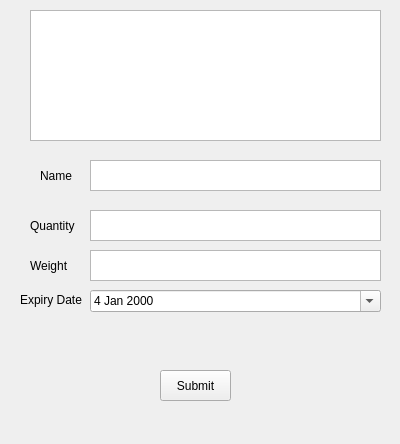
The window that root/UI/driverAdd.ui (seb246810/KryoFridge) describes before a commit, drawn with Qt 5.
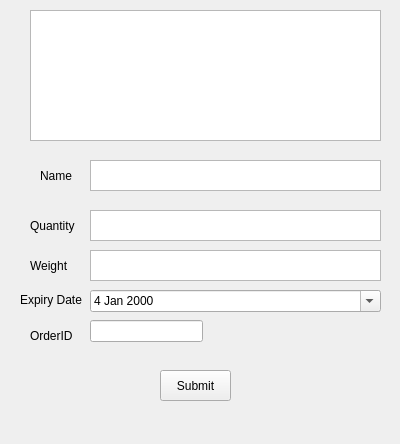
The same window after the commit.

Commit message: Insertion into OrderID in adding items into fridge Insertion into DeliveryID for delivery Driver upon completion of purchase order

The edit to the form file:
```diff
--- a/root/UI/driverAdd.ui
+++ b/root/UI/driverAdd.ui
@@ -155,6 +155,29 @@
     </rect>
    </property>
   </widget>
+  <widget class="QLabel" name="QuantityLabel_4">
+   <property name="geometry">
+    <rect>
+     <x>30</x>
+     <y>320</y>
+     <width>51</width>
+     <height>31</height>
+    </rect>
+   </property>
+   <property name="text">
+    <string>OrderID</string>
+   </property>
+  </widget>
+  <widget class="QLineEdit" name="DeliveryIDfield">
+   <property name="geometry">
+    <rect>
+     <x>90</x>
+     <y>320</y>
+     <width>113</width>
+     <height>22</height>
+    </rect>
+   </property>
+  </widget>
  </widget>
  <resources/>
  <connections/>
```
The commit also changes 5 other files.
